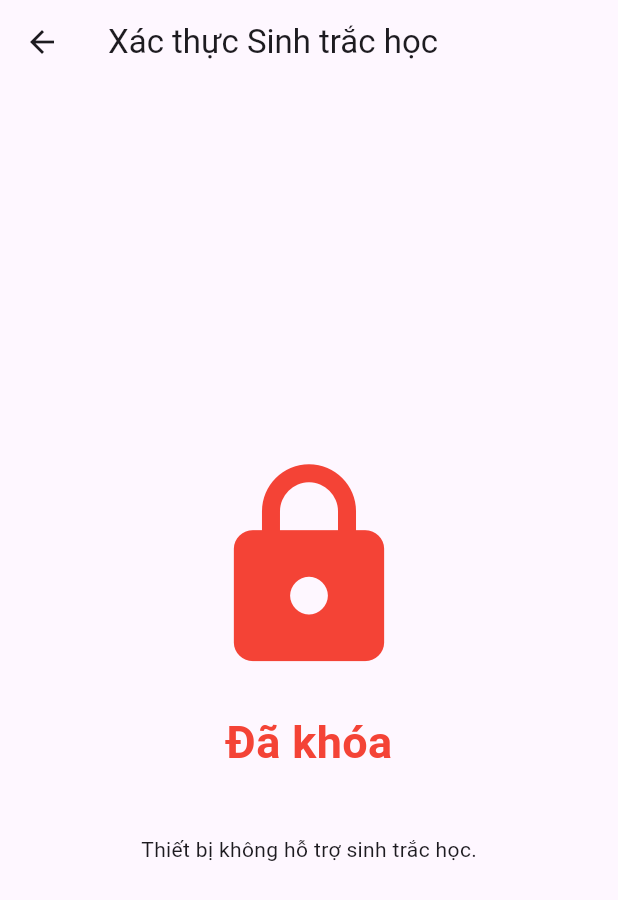
After one commit to NguyenDuy0708/CamBien, a Flutter app: the BiometricPage screen opened directly, on a phone screen of 412 x 824 dp. The commit adds this screen. Shown: the top 900 px of the screen. Run offline on Flutter 3.47's test engine with Material 3 defaults, Android fonts, the phone set to English and light mode, and no system bars; our stand-ins replace battery_plus, camera, flutter_blue_plus, local_auth, location, sensors_plus; missing offline and left inert: light, nfc_manager, proximity_sensor.

Commit message:
biometric

```diff
--- /dev/null
+++ b/lib/biometric_page.dart
@@ -0,0 +1,87 @@
+import 'package:flutter/material.dart';
+import 'package:flutter/services.dart';
+import 'package:local_auth/local_auth.dart';
+
+class BiometricPage extends StatefulWidget {
+  const BiometricPage({Key? key}) : super(key: key);
+
+  @override
+  _BiometricPageState createState() => _BiometricPageState();
+}
+
+class _BiometricPageState extends State<BiometricPage> {
+  final LocalAuthentication _auth = LocalAuthentication();
+  bool _isUnlocked = false;
+  bool _isSupported = false;
+
+  @override
+  void initState() {
+    super.initState();
+    // Kiểm tra xem thiết bị có hỗ trợ sinh trắc học không
+    _auth.isDeviceSupported().then((isSupported) {
+      setState(() {
+        _isSupported = isSupported;
+      });
+    });
+  }
+
+  Future<void> _authenticate() async {
+    bool authenticated = false;
+    try {
+      authenticated = await _auth.authenticate(
+        localizedReason: 'Vui lòng xác thực để mở khóa',
+        options: const AuthenticationOptions(
+          stickyAuth: true, // Giữ hộp thoại xác thực mở khi app vào nền
+        ),
+      );
+    } on PlatformException catch (e) {
+      print("Lỗi xác thực: $e");
+      // Có thể xử lý các lỗi cụ thể ở đây
+      return;
+    }
+    if (!mounted) return;
+
+    setState(() {
+      _isUnlocked = authenticated;
+    });
+  }
+
+  @override
+  Widget build(BuildContext context) {
+    return Scaffold(
+      appBar: AppBar(
+        title: const Text('Xác thực Sinh trắc học'),
+      ),
+      body: Center(
+        child: Column(
+          mainAxisAlignment: MainAxisAlignment.center,
+          children: [
+            Icon(
+              _isUnlocked ? Icons.lock_open : Icons.lock,
+              size: 150,
+              color: _isUnlocked ? Colors.green : Colors.red,
+            ),
+            const SizedBox(height: 20),
+            Text(
+              _isUnlocked ? 'Đã mở khóa' : 'Đã khóa',
+              style: TextStyle(
+                fontSize: 30,
+                fontWeight: FontWeight.bold,
+                color: _isUnlocked ? Colors.green : Colors.red,
+              ),
+            ),
+            const SizedBox(height: 40),
+            if (_isSupported)
+              ElevatedButton.icon(
+                onPressed: _authenticate,
+                icon: const Icon(Icons.fingerprint),
+                label: const Text('Xác thực'),
+              )
+            else
+              const Text('Thiết bị không hỗ trợ sinh trắc học.'),
+          ],
+        ),
+      ),
+    );
+  }
+}
--- a/pubspec.yaml
+++ b/pubspec.yaml
@@ -38,6 +38,7 @@ dependencies:
   battery_plus: ^5.0.3
   flutter_blue_plus: ^1.31.14
   nfc_manager: ^3.2.0
+  local_auth: ^2.2.0
   # The following adds the Cupertino Icons font to your application.
   # Use with the CupertinoIcons class for iOS style icons.
   cupertino_icons: ^1.0.8
```
Also changed, not shown: lib/main.dart (+16 -0 lines), pubspec.lock, 6 other files.
